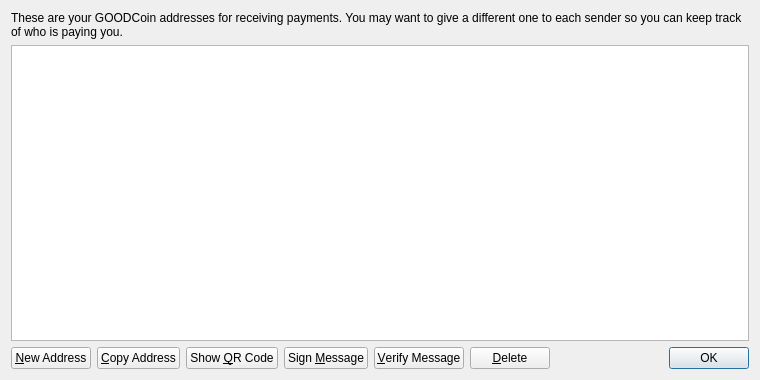
First picture: the form in src/qt/forms/addressbookpage.ui, repository stolenjs/gcfinal, before the edit.
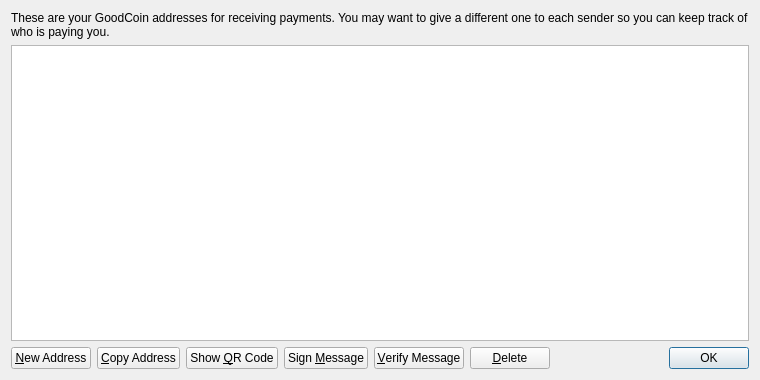
Second picture: the form after the edit. Icons and pictures are not drawn.

```diff
--- a/src/qt/forms/addressbookpage.ui
+++ b/src/qt/forms/addressbookpage.ui
@@ -17,7 +17,7 @@
    <item>
     <widget class="QLabel" name="labelExplanation">
      <property name="text">
-      <string>These are your GOODCoin addresses for receiving payments. You may want to give a different one to each sender so you can keep track of who is paying you.</string>
+      <string>These are your GoodCoin addresses for receiving payments. You may want to give a different one to each sender so you can keep track of who is paying you.</string>
      </property>
      <property name="textFormat">
       <enum>Qt::PlainText</enum>
```
Left out of the diff: 4 changed lines with no effect on the pictures.
